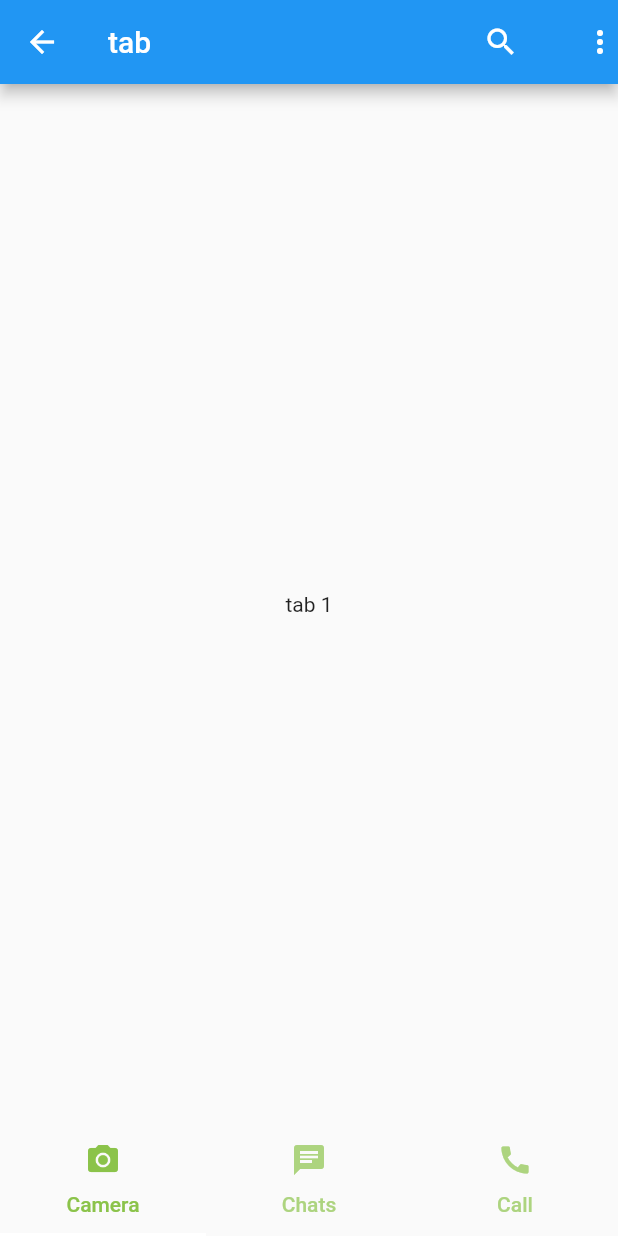
After one commit to seazon/flutter_demo, a Flutter app: the screen it shows after launch, after a tap on "1. Tab", on a phone screen of 412 x 824 dp. The commit adds this screen. Run offline on Flutter 3.47's test engine with Material 2 defaults, Android fonts, the phone set to English and light mode, and no system bars; our stand-ins replace uni_links.

Commit message:
add tab page

```diff
--- a/lib/page/home_page.dart
+++ b/lib/page/home_page.dart
@@ -4,6 +4,7 @@ import 'package:provider/provider.dart';
 import 'package:uni_links/uni_links.dart';
 
 import 'github_user_list_page.dart';
+import 'package:flutterdemo/page/tab_page.dart';
 import 'package:flutterdemo/viewmodel/github_user_list_viewmodel.dart';
 
 class HomePage extends StatefulWidget {
@@ -43,7 +44,13 @@ class HomeState extends State<HomePage> {
       body: Column(
         children: <Widget>[
           ListTile(
-            title: Text("1. Github user search"),
+            title: Text("1. Tab"),
+            onTap: () {
+              gotoTabPage();
+            },
+          ),
+          ListTile(
+            title: Text("2. MVVM & Http"),
             onTap: () {
               gotoGithubListPage();
             },
@@ -51,6 +58,10 @@ class HomeState extends State<HomePage> {
         ],
       ),
     );
+  }
+
+  void gotoTabPage() {
+    Navigator.push(context, MaterialPageRoute(builder: (context) => TabPage()));
   }
 
   void gotoGithubListPage() {
--- /dev/null
+++ b/lib/page/tab_page.dart
@@ -0,0 +1,90 @@
+import 'package:flutter/cupertino.dart';
+import 'package:flutter/material.dart';
+import 'package:flutterdemo/util/util_snackbar.dart';
+
+class TabPage extends StatefulWidget {
+  @override
+  State<StatefulWidget> createState() => TabPageState();
+}
+
+class TabPageState extends State<TabPage> with SingleTickerProviderStateMixin {
+  TabController _tabController;
+  final List<Tab> myTabs = <Tab>[
+    Tab(
+      text: "tab 1",
+    ),
+    Tab(
+      text: "tab 2",
+    ),
+    Tab(
+      text: "tab 3",
+    ),
+  ];
+
+  @override
+  void initState() {
+    super.initState();
+    _tabController =
+        TabController(vsync: this, initialIndex: 0, length: myTabs.length);
+    _tabController.addListener(() {
+      print("tab tapped");
+    });
+  }
+
+  @override
+  Widget build(BuildContext context) {
+    return Scaffold(
+        appBar: AppBar(
+          title: Text("tab"),
+          actions: <Widget>[
+            Builder(
+              builder: (context) => IconButton(
+                icon: Icon(Icons.search),
+                onPressed: () {
+                  SnackBarUtil.show(context, "search menu tapped");
+                },
+              ),
+            ),
+            Padding(
+              padding: const EdgeInsets.symmetric(horizontal: 15.0),
+            ),
+            Icon(Icons.more_vert)
+          ],
+        ),
+        body: Column(
+          children: <Widget>[
+            Expanded(
+              child: TabBarView(
+                controller: _tabController,
+                children: myTabs,
+              ),
+            ),
+            TabBar(
+              labelColor: Colors.lightGreen,
+              controller: _tabController,
+              indicatorColor: Colors.white,
+              tabs: <Widget>[
+                Tab(
+                  icon: Icon(Icons.camera_alt),
+                  text: "Camera",
+                ),
+                Tab(
+                  icon: Icon(Icons.chat),
+                  text: "Chats",
+                ),
+                Tab(
+                  icon: Icon(Icons.call),
+                  text: "Call",
+                )
+              ],
+            ),
+          ],
+        ));
+  }
+
+  @override
+  void dispose() {
+    super.dispose();
+    _tabController.dispose();
+  }
+}
--- /dev/null
+++ b/lib/util/util_dialog.dart
@@ -0,0 +1,14 @@
+import 'package:flutter/material.dart';
+
+class DialogUtil {
+  static void alert(BuildContext context, String title, String content) {
+    showDialog(
+        context: context,
+        builder: (BuildContext context) {
+          return AlertDialog(
+            title: Text(title),
+            content: Text(content),
+          );
+        });
+  }
+}
--- /dev/null
+++ b/lib/util/util_snackbar.dart
@@ -0,0 +1,7 @@
+import 'package:flutter/material.dart';
+
+class SnackBarUtil {
+  static void show(BuildContext context, String content) {
+    Scaffold.of(context).showSnackBar(SnackBar(content: Text(content)));
+  }
+}
```
